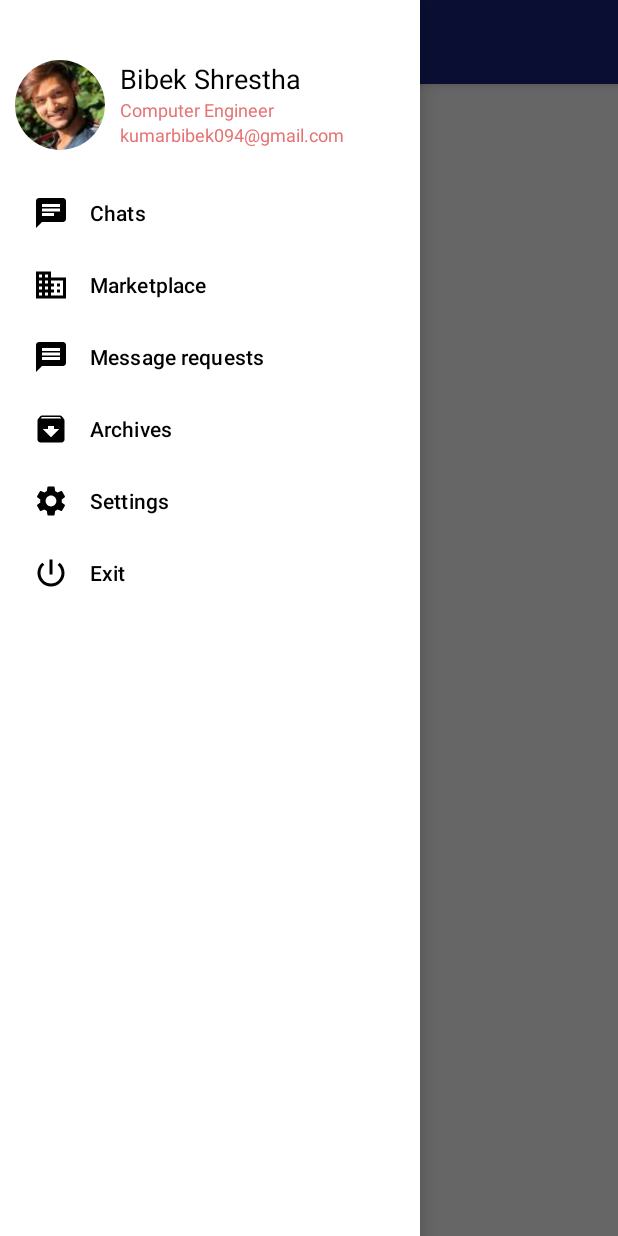
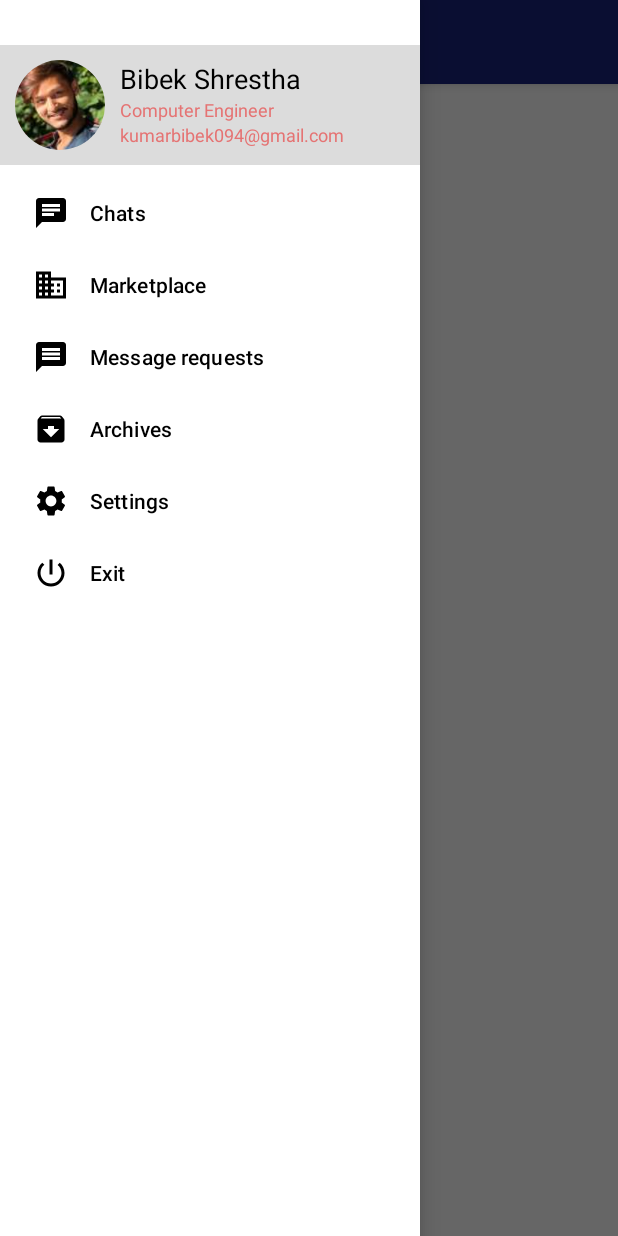
Before and after one commit to let-bibek/AndroidTut, an Android app: the NavigationDrawer screen opened directly, with no data from a screen before it, with the side drawer open, on a phone screen of 412 x 824 dp. Run offline under Robolectric (Android 15) with nearby library versions, the phone set to English and light mode, and no system bars; our stand-ins replace CircleImageView.

Commit message:
nav bug fix

```diff
--- a/app/src/main/res/layout/nav_drawer_header.xml
+++ b/app/src/main/res/layout/nav_drawer_header.xml
@@ -5,6 +5,7 @@
     android:orientation="horizontal"
     android:padding="10dp"
     android:layout_marginTop="30dp"
+    android:background="@color/gainsboro"
     >
 
     <de.hdodenhof.circleimageview.CircleImageView
```
